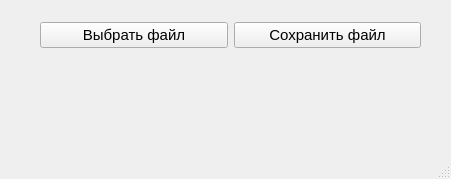
First picture: the form in Cut_Sound.ui, repository AWayne1/Converter, before the edit.
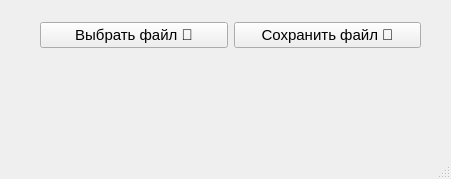
Second picture: the form after the edit.

What changed in the file:
```diff
--- a/Cut_Sound.ui
+++ b/Cut_Sound.ui
@@ -32,7 +32,7 @@
                     <string/>
                 </property>
             </widget>
-            <widget class="QWidget" name="">
+            <widget class="QWidget" name="layoutWidget">
                 <property name="geometry">
                     <rect>
                         <x>40</x>
@@ -50,7 +50,7 @@
                                 </font>
                             </property>
                             <property name="text">
-                                <string>Выбрать файл</string>
+                                <string>Выбрать файл 📁</string>
                             </property>
                         </widget>
                     </item>
@@ -62,7 +62,7 @@
                                 </font>
                             </property>
                             <property name="text">
-                                <string>Сохранить файл</string>
+                                <string>Сохранить файл 📩</string>
                             </property>
                         </widget>
                     </item>
```
